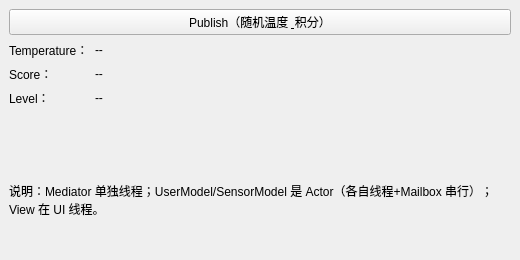
Before: the Qt Designer form MainWindow.ui in zhangmeng-00/QT-MVVM, drawn with Qt 5.
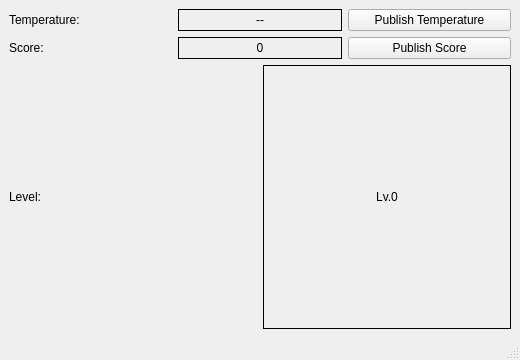
After: the same form once the commit is applied.

Commit message: #2026.01.06 添加ViewModel 增加binding功能 解决连续订阅的时候，后面Topic的Subscribe为空的问题

The edit to the form file:
```diff
--- a/MainWindow.ui
+++ b/MainWindow.ui
@@ -7,85 +7,140 @@
     <x>0</x>
     <y>0</y>
     <width>520</width>
-    <height>260</height>
+    <height>360</height>
    </rect>
   </property>
   <property name="windowTitle">
    <string>MVA(Qt) Actor/Mailbox Demo</string>
   </property>
   <widget class="QWidget" name="centralwidget">
-   <layout class="QVBoxLayout" name="verticalLayout" stretch="0,0,0,0,0">
+   <layout class="QVBoxLayout" name="verticalLayout">
+
+    <!-- 温度显示区域 -->
     <item>
-     <widget class="QPushButton" name="btnPublish">
-      <property name="minimumHeight">
-       <number>40</number>
-      </property>
-      <property name="text">
-       <string>Publish（随机温度 &amp; 积分）</string>
-      </property>
-     </widget>
-    </item>
-    <item>
-     <layout class="QFormLayout" name="formLayout">
-      <item row="0" column="0">
-       <widget class="QLabel" name="label_1">
+     <layout class="QHBoxLayout" name="layoutTemperature">
+      <item>
+       <widget class="QLabel" name="labelTemperatureTitle">
         <property name="text">
-         <string>Temperature：</string>
+         <string>Temperature:</string>
+        </property>
+        <property name="minimumWidth">
+         <number>120</number>
         </property>
        </widget>
       </item>
-      <item row="0" column="1">
+      <item>
        <widget class="QLabel" name="labelTemperature">
         <property name="text">
          <string>--</string>
         </property>
+        <property name="frameShape">
+         <enum>QFrame::Box</enum>
+        </property>
         <property name="minimumWidth">
          <number>160</number>
         </property>
+        <property name="alignment">
+         <set>Qt::AlignCenter</set>
+        </property>
        </widget>
       </item>
-      <item row="1" column="0">
-       <widget class="QLabel" name="label_2">
+      <item>
+       <widget class="QPushButton" name="btnPublishTemperature">
         <property name="text">
-         <string>Score：</string>
+         <string>Publish Temperature</string>
         </property>
        </widget>
       </item>
-      <item row="1" column="1">
+     </layout>
+    </item>
+
+    <!-- 积分显示区域 -->
+    <item>
+     <layout class="QHBoxLayout" name="layoutScore">
+      <item>
+       <widget class="QLabel" name="labelScoreTitle">
+        <property name="text">
+         <string>Score:</string>
+        </property>
+        <property name="minimumWidth">
+         <number>120</number>
+        </property>
+       </widget>
+      </item>
+      <item>
        <widget class="QLabel" name="labelScore">
         <property name="text">
-         <string>--</string>
+         <string>0</string>
         </property>
+        <property name="frameShape">
+         <enum>QFrame::Box</enum>
+        </property>
+        <property name="minimumWidth">
+         <number>120</number>
+        </property>
+        <property name="alignment">
+         <set>Qt::AlignCenter</set>
+        </property>
        </widget>
       </item>
-      <item row="2" column="0">
-       <widget class="QLabel" name="label_3">
+      <item>
+       <widget class="QPushButton" name="btnPublishScore">
         <property name="text">
-         <string>Level：</string>
+         <string>Publish Score</string>
         </property>
        </widget>
       </item>
-      <item row="2" column="1">
+     </layout>
+    </item>
+
+    <!-- 等级显示区域 -->
+    <item>
+     <layout class="QHBoxLayout" name="layoutLevel">
+      <item>
+       <widget class="QLabel" name="labelLevelTitle">
+        <property name="text">
+         <string>Level:</string>
+        </property>
+        <property name="minimumWidth">
+         <number>120</number>
+        </property>
+       </widget>
+      </item>
+      <item>
        <widget class="QLabel" name="labelLevel">
         <property name="text">
-         <string>--</string>
+         <string>Lv.0</string>
+        </property>
+        <property name="frameShape">
+         <enum>QFrame::Box</enum>
+        </property>
+        <property name="minimumWidth">
+         <number>120</number>
+        </property>
+        <property name="alignment">
+         <set>Qt::AlignCenter</set>
         </property>
        </widget>
       </item>
      </layout>
     </item>
-    <item>
-     <widget class="QLabel" name="labelHint">
-      <property name="text">
-       <string>说明：Mediator 单独线程；UserModel/SensorModel 是 Actor（各自线程+Mailbox 串行）；View 在 UI 线程。</string>
-      </property>
-      <property name="wordWrap">
-       <bool>true</bool>
-      </property>
-     </widget>
-    </item>
+
    </layout>
   </widget>
+
+  <widget class="QMenuBar" name="menubar">
+   <property name="geometry">
+    <rect>
+     <x>0</x>
+     <y>0</y>
+     <width>520</width>
+     <height>22</height>
+    </rect>
+   </property>
+  </widget>
+
+  <widget class="QStatusBar" name="statusbar"/>
  </widget>
  <resources/>
  <connections/>
```
Left out of the diff: 5 changed lines with no effect on the pictures. The commit also changes 25 other files.
